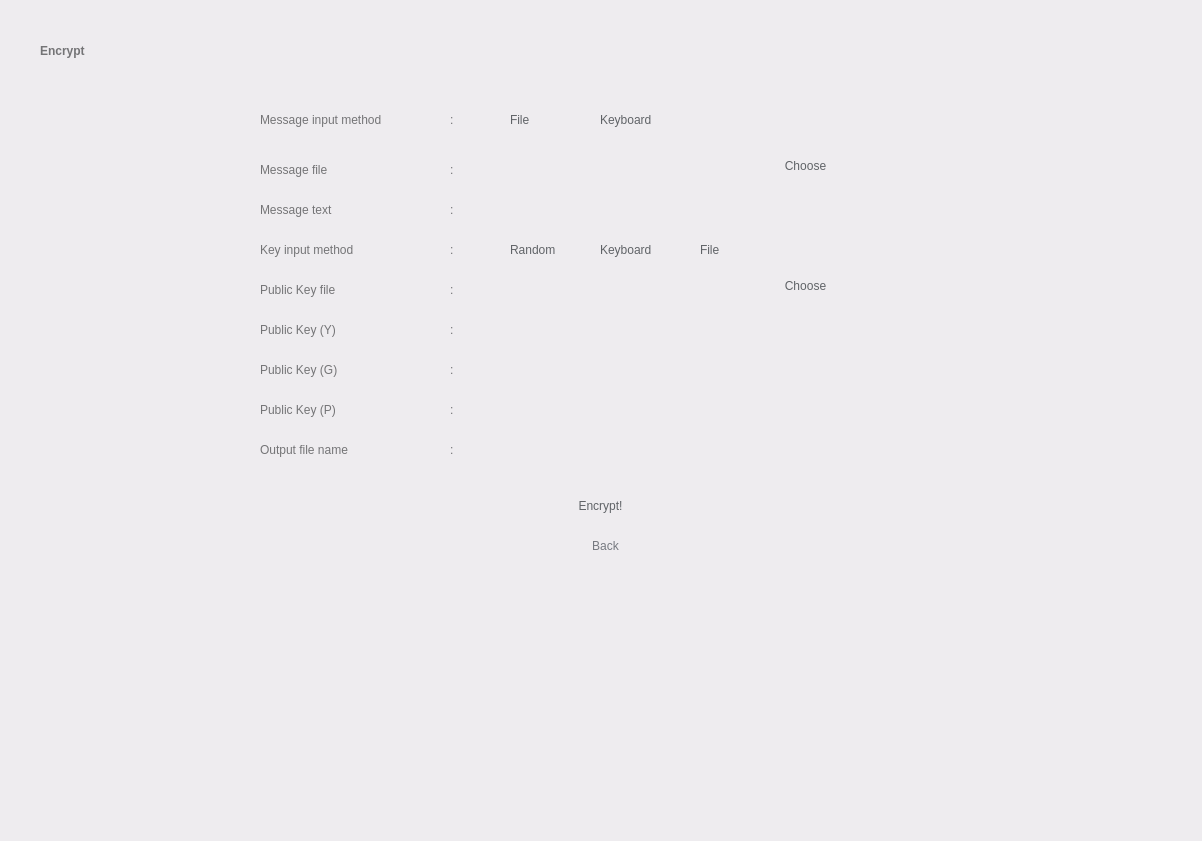
Before: the Qt Designer form UI/ElGamal/ElGamal-encrypt.ui in salsabiilashifa11/CryptoCalculator, drawn with Qt 5.
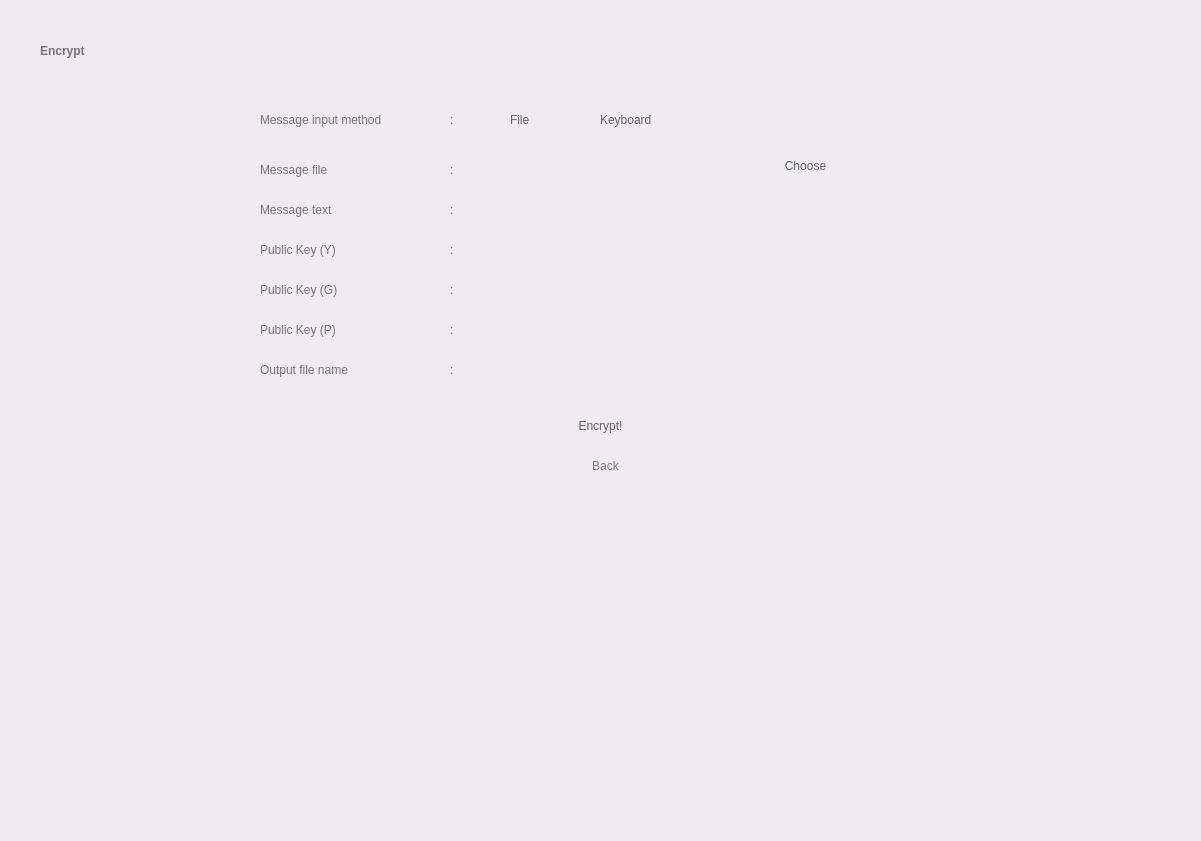
After: the same form once the commit is applied.

Patch:
```diff
--- a/UI/ElGamal/ElGamal-encrypt.ui
+++ b/UI/ElGamal/ElGamal-encrypt.ui
@@ -6,7 +6,7 @@
    <rect>
     <x>0</x>
     <y>0</y>
-    <width>1202</width>
+    <width>1201</width>
     <height>841</height>
    </rect>
   </property>
@@ -57,7 +57,7 @@
     <property name="geometry">
      <rect>
       <x>520</x>
-      <y>480</y>
+      <y>400</y>
       <width>161</width>
       <height>51</height>
      </rect>
@@ -144,7 +144,7 @@
     <property name="geometry">
      <rect>
       <x>470</x>
-      <y>310</y>
+      <y>230</y>
       <width>291</width>
       <height>31</height>
      </rect>
@@ -261,7 +261,7 @@
     <property name="geometry">
      <rect>
       <x>260</x>
-      <y>320</y>
+      <y>240</y>
       <width>171</width>
       <height>20</height>
      </rect>
@@ -345,7 +345,7 @@
     <property name="geometry">
      <rect>
       <x>450</x>
-      <y>320</y>
+      <y>240</y>
       <width>16</width>
       <height>20</height>
      </rect>
@@ -366,7 +366,7 @@
     <property name="geometry">
      <rect>
       <x>570</x>
-      <y>530</y>
+      <y>450</y>
       <width>71</width>
       <height>31</height>
      </rect>
@@ -382,92 +382,7 @@
      <string>Back</string>
     </property>
    </widget>
-   <widget class="QLabel" name="label_9">
-    <property name="geometry">
-     <rect>
-      <x>260</x>
-      <y>240</y>
-      <width>171</width>
-      <height>20</height>
-     </rect>
-    </property>
-    <property name="styleSheet">
-     <string notr="true">background-color: rgba(255, 255, 255, 0);
-font: 15pt &quot;Product Sans&quot;;
-color: rgb(116, 116, 118);</string>
-    </property>
-    <property name="text">
-     <string>Key input method</string>
-    </property>
-    <property name="alignment">
-     <set>Qt::AlignLeading|Qt::AlignLeft|Qt::AlignVCenter</set>
-    </property>
-   </widget>
-   <widget class="QLabel" name="label_16">
-    <property name="geometry">
-     <rect>
-      <x>450</x>
-      <y>240</y>
-      <width>16</width>
-      <height>20</height>
-     </rect>
-    </property>
-    <property name="styleSheet">
-     <string notr="true">background-color: rgba(255, 255, 255, 0);
-font: 15pt &quot;Product Sans&quot;;
-color: rgb(116, 116, 118);</string>
-    </property>
-    <property name="text">
-     <string>:</string>
-    </property>
-    <property name="alignment">
-     <set>Qt::AlignLeading|Qt::AlignLeft|Qt::AlignVCenter</set>
-    </property>
-   </widget>
-   <widget class="QRadioButton" name="inputButton_3">
-    <property name="geometry">
-     <rect>
-      <x>580</x>
-      <y>240</y>
-      <width>101</width>
-      <height>20</height>
-     </rect>
-    </property>
-    <property name="styleSheet">
-     <string notr="true">font: 15pt &quot;Product Sans&quot;;
-background-color: rgba(255, 255, 255, 0);
-border-radius: 4px;
-color: rgb(96, 99, 103);
-</string>
-    </property>
-    <property name="text">
-     <string>Keyboard</string>
-    </property>
-   </widget>
-   <widget class="QRadioButton" name="inputButton_4">
-    <property name="geometry">
-     <rect>
-      <x>490</x>
-      <y>240</y>
-      <width>81</width>
-      <height>20</height>
-     </rect>
-    </property>
-    <property name="styleSheet">
-     <string notr="true">font: 15pt &quot;Product Sans&quot;;
-border-radius: 4px;
-color: rgb(96, 99, 103);
-background-color: rgba(255, 255, 255, 0);
-</string>
-    </property>
-    <property name="text">
-     <string>Random</string>
-    </property>
-    <property name="autoExclusive">
-     <bool>true</bool>
-    </property>
-   </widget>
-   <widget class="QLineEdit" name="Factor2KeyField">
+   <widget class="QLineEdit" name="gKeyField">
     <property name="geometry">
      <rect>
       <x>470</x>
@@ -487,7 +402,7 @@
     <property name="geometry">
      <rect>
       <x>260</x>
-      <y>360</y>
+      <y>280</y>
       <width>171</width>
       <height>20</height>
      </rect>
@@ -508,7 +423,7 @@
     <property name="geometry">
      <rect>
       <x>450</x>
-      <y>360</y>
+      <y>280</y>
       <width>16</width>
       <height>20</height>
      </rect>
@@ -529,7 +444,7 @@
     <property name="geometry">
      <rect>
       <x>470</x>
-      <y>390</y>
+      <y>310</y>
       <width>291</width>
       <height>31</height>
      </rect>
@@ -545,7 +460,7 @@
     <property name="geometry">
      <rect>
       <x>260</x>
-      <y>400</y>
+      <y>320</y>
       <width>171</width>
       <height>20</height>
      </rect>
@@ -566,7 +481,7 @@
     <property name="geometry">
      <rect>
       <x>450</x>
-      <y>400</y>
+      <y>320</y>
       <width>16</width>
       <height>20</height>
      </rect>
@@ -587,7 +502,7 @@
     <property name="geometry">
      <rect>
       <x>470</x>
-      <y>430</y>
+      <y>350</y>
       <width>291</width>
       <height>31</height>
      </rect>
@@ -603,7 +518,7 @@
     <property name="geometry">
      <rect>
       <x>260</x>
-      <y>440</y>
+      <y>360</y>
       <width>171</width>
       <height>20</height>
      </rect>
@@ -624,7 +539,7 @@
     <property name="geometry">
      <rect>
       <x>450</x>
-      <y>440</y>
+      <y>360</y>
       <width>16</width>
       <height>20</height>
      </rect>
@@ -645,7 +560,7 @@
     <property name="geometry">
      <rect>
       <x>260</x>
-      <y>600</y>
+      <y>520</y>
       <width>591</width>
       <height>181</height>
      </rect>
@@ -657,109 +572,6 @@
 </string>
     </property>
    </widget>
-   <widget class="QRadioButton" name="inputButton_5">
-    <property name="geometry">
-     <rect>
-      <x>680</x>
-      <y>240</y>
-      <width>81</width>
-      <height>20</height>
-     </rect>
-    </property>
-    <property name="styleSheet">
-     <string notr="true">font: 15pt &quot;Product Sans&quot;;
-border-radius: 4px;
-color: rgb(96, 99, 103);
-background-color: rgba(255, 255, 255, 0);
-</string>
-    </property>
-    <property name="text">
-     <string>File</string>
-    </property>
-    <property name="autoExclusive">
-     <bool>true</bool>
-    </property>
-   </widget>
-   <widget class="QLabel" name="label_20">
-    <property name="geometry">
-     <rect>
-      <x>260</x>
-      <y>280</y>
-      <width>171</width>
-      <height>20</height>
-     </rect>
-    </property>
-    <property name="styleSheet">
-     <string notr="true">background-color: rgba(255, 255, 255, 0);
-font: 15pt &quot;Product Sans&quot;;
-color: rgb(116, 116, 118);</string>
-    </property>
-    <property name="text">
-     <string>Public Key file</string>
-    </property>
-    <property name="alignment">
-     <set>Qt::AlignLeading|Qt::AlignLeft|Qt::AlignVCenter</set>
-    </property>
-   </widget>
-   <widget class="QLineEdit" name="inputFileField_2">
-    <property name="geometry">
-     <rect>
-      <x>470</x>
-      <y>270</y>
-      <width>291</width>
-      <height>31</height>
-     </rect>
-    </property>
-    <property name="styleSheet">
-     <string notr="true">border-radius: 2px;
-padding-left: 10px;
-color: rgb(116, 116, 118);
-</string>
-    </property>
-    <property name="readOnly">
-     <bool>true</bool>
-    </property>
-   </widget>
-   <widget class="QLabel" name="label_21">
-    <property name="geometry">
-     <rect>
-      <x>450</x>
-      <y>280</y>
-      <width>16</width>
-      <height>20</height>
-     </rect>
-    </property>
-    <property name="styleSheet">
-     <string notr="true">background-color: rgba(255, 255, 255, 0);
-font: 15pt &quot;Product Sans&quot;;
-color: rgb(116, 116, 118);</string>
-    </property>
-    <property name="text">
-     <string>:</string>
-    </property>
-    <property name="alignment">
-     <set>Qt::AlignLeading|Qt::AlignLeft|Qt::AlignVCenter</set>
-    </property>
-   </widget>
-   <widget class="QPushButton" name="messageFileButton_2">
-    <property name="geometry">
-     <rect>
-      <x>770</x>
-      <y>270</y>
-      <width>71</width>
-      <height>31</height>
-     </rect>
-    </property>
-    <property name="styleSheet">
-     <string notr="true">font: 15pt &quot;Product Sans&quot;;
-color: rgb(96, 99, 103);
-border-radius: 15px;
-</string>
-    </property>
-    <property name="text">
-     <string>Choose</string>
-    </property>
-   </widget>
   </widget>
  </widget>
  <resources/>
```
Left out of the diff: 8 changed lines with no effect on the pictures.
